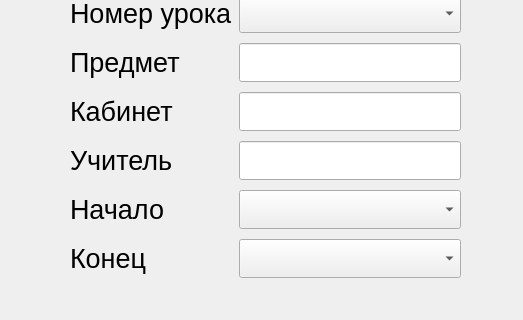
Before: the Qt Designer form view/new_lesson.ui in kopch02/shudule_elikavo, drawn with Qt 5; both pictures show x 0 to 523 and y 168 to 488 of the 523 by 600 pixel window.
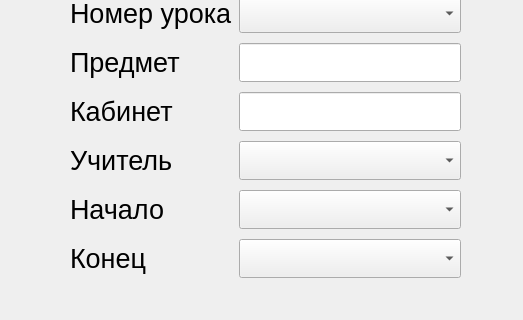
After: the same form once the commit is applied.

The edit to the form file:
```diff
--- a/view/new_lesson.ui
+++ b/view/new_lesson.ui
@@ -50,7 +50,7 @@
      <string>Отмена</string>
     </property>
    </widget>
-   <widget class="QWidget" name="">
+   <widget class="QWidget" name="layoutWidget">
     <property name="geometry">
      <rect>
       <x>70</x>
@@ -137,15 +137,6 @@
        </property>
       </widget>
      </item>
-     <item row="5" column="1">
-      <widget class="QLineEdit" name="line_teacher">
-       <property name="font">
-        <font>
-         <pointsize>20</pointsize>
-        </font>
-       </property>
-      </widget>
-     </item>
      <item row="4" column="0">
       <widget class="QLabel" name="label_6">
        <property name="font">
@@ -233,6 +224,9 @@
        </property>
       </widget>
      </item>
+     <item row="5" column="1">
+      <widget class="QComboBox" name="combo_teacher"/>
+     </item>
     </layout>
    </widget>
   </widget>
```
